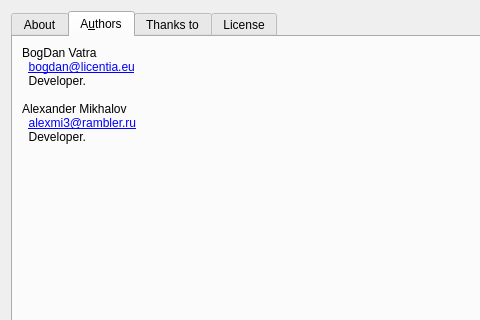
Qt form apps/designer/aboutdialog.ui (shujaatak/exaro) before a commit; both pictures show x 0 to 480 and y 0 to 320 of the 624 by 406 pixel window.
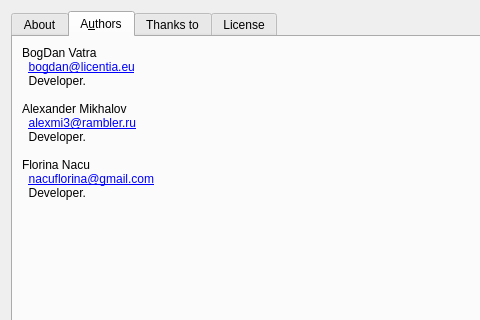
The same form after that commit. The open tabs and pages were chosen to show the change. Icons and pictures are not drawn.

Commit message: Prepare for beta version 1.80.0

```diff
--- a/apps/designer/aboutdialog.ui
+++ b/apps/designer/aboutdialog.ui
@@ -107,6 +107,10 @@
 &lt;p style=&quot;-qt-paragraph-type:empty; margin-top:0px; margin-bottom:0px; margin-left:0px; margin-right:0px; -qt-block-indent:0; text-indent:0px;&quot;&gt;&lt;/p&gt;
 &lt;p style=&quot; margin-top:0px; margin-bottom:0px; margin-left:0px; margin-right:0px; -qt-block-indent:0; text-indent:0px;&quot;&gt;Alexander Mikhalov&lt;/p&gt;
 &lt;p style=&quot; margin-top:0px; margin-bottom:0px; margin-left:0px; margin-right:0px; -qt-block-indent:0; text-indent:0px;&quot;&gt;  &lt;a href=&quot;alexmi3@rambler.ru&quot;&gt;&lt;span style=&quot; text-decoration: underline; color:#0000ff;&quot;&gt;alexmi3@rambler.ru&lt;/span&gt;&lt;/a&gt;&lt;/p&gt;
+&lt;p style=&quot; margin-top:0px; margin-bottom:0px; margin-left:0px; margin-right:0px; -qt-block-indent:0; text-indent:0px;&quot;&gt;  Developer.&lt;/p&gt;
+&lt;p style=&quot;-qt-paragraph-type:empty; margin-top:0px; margin-bottom:0px; margin-left:0px; margin-right:0px; -qt-block-indent:0; text-indent:0px;&quot;&gt;&lt;/p&gt;
+&lt;p style=&quot; margin-top:0px; margin-bottom:0px; margin-left:0px; margin-right:0px; -qt-block-indent:0; text-indent:0px;&quot;&gt;Florina Nacu&lt;/p&gt;
+&lt;p style=&quot; margin-top:0px; margin-bottom:0px; margin-left:0px; margin-right:0px; -qt-block-indent:0; text-indent:0px;&quot;&gt;  &lt;a href=&quot;alexmi3@rambler.ru&quot;&gt;&lt;span style=&quot; text-decoration: underline; color:#0000ff;&quot;&gt;nacuflorina@gmail.com&lt;/span&gt;&lt;/a&gt;&lt;/p&gt;
 &lt;p style=&quot; margin-top:0px; margin-bottom:0px; margin-left:0px; margin-right:0px; -qt-block-indent:0; text-indent:0px;&quot;&gt;  Developer.&lt;/p&gt;&lt;/body&gt;&lt;/html&gt;</string>
          </property>
         </widget>
```
Left out of the diff: 2 changed lines with no effect on the pictures. The commit also changes 2 other files.
